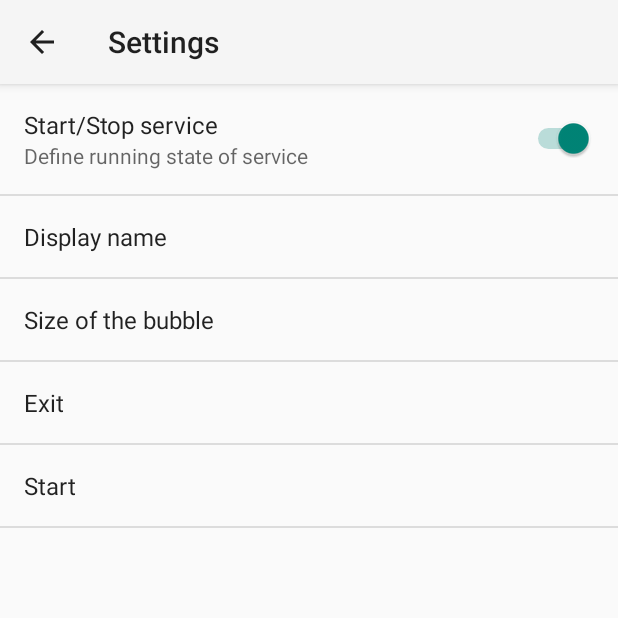
After one commit to JollyJumper88/PricessLea, an Android app: the MyPreferenceActivity screen opened directly, with no data from a screen before it, on a phone screen of 412 x 824 dp, the top half of it. The commit adds this screen. Run offline under Robolectric (Android 15) with nearby library versions, the phone set to English and light mode, and no system bars.

Commit message:
added PreferenceFragment
communication between pref and Service
started with image scaling

```diff
--- /dev/null
+++ b/app/src/main/java/at/android/princesslea/MyPreferenceActivity.java
@@ -0,0 +1,310 @@
+package at.android.princesslea;
+
+
+import android.annotation.TargetApi;
+import android.content.Context;
+import android.content.Intent;
+import android.content.res.Configuration;
+import android.media.Ringtone;
+import android.media.RingtoneManager;
+import android.net.Uri;
+import android.os.Build;
+import android.os.Bundle;
+import android.preference.ListPreference;
+import android.preference.Preference;
+import android.preference.PreferenceActivity;
+import android.preference.PreferenceFragment;
+import android.preference.RingtonePreference;
+import android.preference.SwitchPreference;
+import android.text.TextUtils;
+import android.util.Log;
+import android.view.MenuItem;
+//import android.support.v4.app.NavUtils;
+
+
+/**
+ * A {@link PreferenceActivity} that presents a set of application settings. On
+ * handset devices, settings are presented as a single list. On tablets,
+ * settings are split by category, with category headers shown to the left of
+ * the list of settings.
+ * <p>
+ * See <a href="http://developer.android.com/design/patterns/settings.html">
+ * Android Design: Settings</a> for design guidelines and the <a
+ * href="http://developer.android.com/guide/topics/ui/settings.html">Settings
+ * API Guide</a> for more information on developing a Settings UI.
+ */
+public class MyPreferenceActivity extends PreferenceActivity {
+
+    private static String TAG = "pref_";
+
+    MyPreferenceFragment mpf;
+
+    @Override
+    protected void onCreate(final Bundle savedInstanceState)
+    {
+        super.onCreate(savedInstanceState);
+        mpf = new MyPreferenceFragment();
+        getFragmentManager().beginTransaction().replace(android.R.id.content, mpf).commit();
+    }
+
+
+
+/*
+    public static class MyPreferenceFragment extends PreferenceFragment
+    {
+        @Override
+        public void onCreate(final Bundle savedInstanceState)
+        {
+            super.onCreate(savedInstanceState);
+            addPreferencesFromResource(R.xml.pref_general);
+
+            // bindPreferenceSummaryToValue(findPreference("service_switch"));
+
+            findPreference("service_switch").setOnPreferenceChangeListener(listener);
+            findPreference("name").setOnPreferenceChangeListener(listener);
+
+
+            findPreference("exit").setOnPreferenceClickListener(clickListener);
+
+            findPreference("start").setOnPreferenceClickListener(clickListener);
+
+        }
+    }
+
+    public static Preference.OnPreferenceClickListener clickListener = new Preference.OnPreferenceClickListener() {
+        @Override
+        public boolean onPreferenceClick(Preference preference) {
+            switch (preference.getKey()) {
+                case "service_switch":
+                    break;
+                case "exit":
+                    Log.d(TAG, "aaaaaaaaaaaaaa");
+                    sendBroadcast(new Intent("abc"));
+                    //
+                    break;
+                case "start":
+                    break;
+            }
+            return false;
+        }
+
+
+    };
+
+
+    public static Preference.OnPreferenceChangeListener listener = new Preference.OnPreferenceChangeListener() {
+        @Override
+        public boolean onPreferenceChange(Preference preference, Object value) {
+            String stringValue = value.toString();
+            Log.d(TAG, "onPreferenceChange: " + preference.getKey());
+//            if (preference.getKey().equalsIgnoreCase("service_switch")) {
+//
+//            }
+            switch (preference.getKey()) {
+                case "service_switch":
+                    break;
+                case "exit":
+                    Log.d(TAG, "aaaaaaaaaaaaaa");
+                    break;
+                case "start":
+                    break;
+            }
+
+
+//            if (preference instanceof ListPreference) {
+//                // For list preferences, look up the correct display value in
+//                // the preference's 'entries' list.
+//                ListPreference listPreference = (ListPreference) preference;
+//                int index = listPreference.findIndexOfValue(stringValue);
+//
+//                // Set the summary to reflect the new value.
+//                preference.setSummary(
+//                        index >= 0
+//                                ? listPreference.getEntries()[index]
+//                                : null);
+//
+//            } else if (preference instanceof RingtonePreference) {
+//                // For ringtone preferences, look up the correct display value
+//                // using RingtoneManager.
+//                if (TextUtils.isEmpty(stringValue)) {
+//                    // Empty values correspond to 'silent' (no ringtone).
+//                    preference.setSummary(R.string.pref_ringtone_silent);
+//
+//                } else {
+//                    Ringtone ringtone = RingtoneManager.getRingtone(
+//                            preference.getContext(), Uri.parse(stringValue));
+//
+//                    if (ringtone == null) {
+//                        // Clear the summary if there was a lookup error.
+//                        preference.setSummary(null);
+//                    } else {
+//                        // Set the summary to reflect the new ringtone display
+//                        // name.
+//                        String name = ringtone.getTitle(preference.getContext());
+//                        preference.setSummary(name);
+//                    }
+//                }
+//
+//            } else {
+//                // For all other preferences, set the summary to the value's
+//                // simple string representation.
+//                preference.setSummary(stringValue);
+//            }
+            return true;
+        }
+    };
+*/
+    /**
+     * Helper method to determine if the device has an extra-large screen. For
+     * example, 10" tablets are extra-large.
+     */
+    private static boolean isXLargeTablet(Context context) {
+        return (context.getResources().getConfiguration().screenLayout
+                & Configuration.SCREENLAYOUT_SIZE_MASK) >= Configuration.SCREENLAYOUT_SIZE_XLARGE;
+    }
+
+    /**
+     * Binds a preference's summary to its value. More specifically, when the
+     * preference's value is changed, its summary (line of text below the
+     * preference title) is updated to reflect the value. The summary is also
+     * immediately updated upon calling this method. The exact display format is
+     * dependent on the type of preference.
+     *
+     * @see #
+     */
+//    private static void bindPreferenceSummaryToValue(Preference preference) {
+//        // Set the listener to watch for value changes.
+//        preference.setOnPreferenceChangeListener(listener);
+//
+//        // Trigger the listener immediately with the preference's
+//        // current value.
+////        listener.onPreferenceChange(preference,
+////                PreferenceManager
+////                        .getDefaultSharedPreferences(preference.getContext())
+////                        .getString(preference.getKey(), ""));
+//    }
+
+
+    @Override
+    public boolean onMenuItemSelected(int featureId, MenuItem item) {
+        int id = item.getItemId();
+        if (id == android.R.id.home) {
+            if (!super.onMenuItemSelected(featureId, item)) {
+//                NavUtils.navigateUpFromSameTask(this);
+            }
+            return true;
+        }
+        return super.onMenuItemSelected(featureId, item);
+    }
+
+    /**
+     * {@inheritDoc}
+     */
+    @Override
+    public boolean onIsMultiPane() {
+        return isXLargeTablet(this);
+    }
+
+    /**
+     * This method stops fragment injection in malicious applications.
+     * Make sure to deny any unknown fragments here.
+     */
+    /*
+    protected boolean isValidFragment(String fragmentName) {
+        return PreferenceFragment.class.getName().equals(fragmentName)
+                || GeneralPreferenceFragment.class.getName().equals(fragmentName)
+                || DataSyncPreferenceFragment.class.getName().equals(fragmentName)
+                || NotificationPreferenceFragment.class.getName().equals(fragmentName);
+    }
+*/
+    /**
+     * This fragment shows general preferences only. It is used when the
+     * activity is showing a two-pane settings UI.
+     */
+//    @TargetApi(Build.VERSION_CODES.HONEYCOMB)
+//    public static class GeneralPreferenceFragment extends PreferenceFragment {
+//        @Override
+//        public void onCreate(Bundle savedInstanceState) {
+//            super.onCreate(savedInstanceState);
+//            addPreferencesFromResource(R.xml.pref_general);
+//            setHasOptionsMenu(true);
+//
+//            // Bind the summaries of EditText/List/Dialog/Ringtone preferences
+//            // to their values. When their values change, their summaries are
+//            // updated to reflect the new value, per the Android Design
+//            // guidelines.
+//            bindPreferenceSummaryToValue(findPreference("example_text"));
+//            bindPreferenceSummaryToValue(findPreference("example_list"));
+//        }
+//
+//        @Override
+//        public boolean onOptionsItemSelected(MenuItem item) {
+//            int id = item.getItemId();
+//            if (id == android.R.id.home) {
+//                startActivity(new Intent(getActivity(), MyPreferenceActivity.class));
+//                return true;
+//            }
+//            return super.onOptionsItemSelected(item);
+//        }
+//    }
+//
+//    /**
+//     * This fragment shows notification preferences only. It is used when the
+//     * activity is showing a two-pane settings UI.
+//     */
+//    @TargetApi(Build.VERSION_CODES.HONEYCOMB)
+//    public static class NotificationPreferenceFragment extends PreferenceFragment {
+//        @Override
+//        public void onCreate(Bundle savedInstanceState) {
+//            super.onCreate(savedInstanceState);
+//            addPreferencesFromResource(R.xml.pref_notification);
+//            setHasOptionsMenu(true);
+//
+//            // Bind the summaries of EditText/List/Dialog/Ringtone preferences
+//            // to their values. When their values change, their summaries are
+//            // updated to reflect the new value, per the Android Design
+//            // guidelines.
+//            bindPreferenceSummaryToValue(findPreference("notifications_new_message_ringtone"));
+//        }
+//
+//        @Override
+//        public boolean onOptionsItemSelected(MenuItem item) {
+//            int id = item.getItemId();
+//            if (id == android.R.id.home) {
+//                startActivity(new Intent(getActivity(), MyPreferenceActivity.class));
+//                return true;
+//            }
+//            return super.onOptionsItemSelected(item);
+//        }
+//    }
+//
+//    /**
+//     * This fragment shows data and sync preferences only. It is used when the
+//     * activity is showing a two-pane settings UI.
+//     */
+//    @TargetApi(Build.VERSION_CODES.HONEYCOMB)
+//    public static class DataSyncPreferenceFragment extends PreferenceFragment {
+//        @Override
+//        public void onCreate(Bundle savedInstanceState) {
+//            super.onCreate(savedInstanceState);
+//            addPreferencesFromResource(R.xml.pref_data_sync);
+//            setHasOptionsMenu(true);
+//
+//            // Bind the summaries of EditText/List/Dialog/Ringtone preferences
+//            // to their values. When their values change, their summaries are
+//            // updated to reflect the new value, per the Android Design
+//            // guidelines.
+//            bindPreferenceSummaryToValue(findPreference("sync_frequency"));
+//        }
+//
+//        @Override
+//        public boolean onOptionsItemSelected(MenuItem item) {
+//            int id = item.getItemId();
+//            if (id == android.R.id.home) {
+//                startActivity(new Intent(getActivity(), MyPreferenceActivity.class));
+//                return true;
+//            }
+//            return super.onOptionsItemSelected(item);
+//        }
+//    }
+}
--- /dev/null
+++ b/app/src/main/java/at/android/princesslea/MyPreferenceFragment.java
@@ -0,0 +1,54 @@
+package at.android.princesslea;
+
+import android.content.Intent;
+import android.os.Bundle;
+import android.preference.Preference;
+import android.preference.PreferenceFragment;
+import android.util.Log;
+
+
+public class MyPreferenceFragment extends PreferenceFragment {
+    String TAG = "mpf";
+    @Override
+    public void onCreate(Bundle savedInstanceState) {
+        super.onCreate(savedInstanceState);
+
+
+        addPreferencesFromResource(R.xml.pref_general);
+
+        // bindPreferenceSummaryToValue(findPreference("service_switch"));
+
+//        findPreference("service_switch").setOnPreferenceChangeListener(listener);
+//        findPreference("name").setOnPreferenceChangeListener(listener);
+//
+//
+        findPreference("exit").setOnPreferenceClickListener(clickListener);
+//
+        findPreference("start").setOnPreferenceClickListener(clickListener);
+
+
+    }
+
+    Preference.OnPreferenceClickListener clickListener = new Preference.OnPreferenceClickListener() {
+        @Override
+        public boolean onPreferenceClick(Preference preference) {
+            Intent i;
+            switch (preference.getKey()) {
+                case "service_switch":
+                    break;
+                case "exit":
+                    Log.d(TAG, "aaaaaaaaaaaaaa");
+                    i = new Intent("pref_broadcast");
+                    i.putExtra("action", "exit");
+                    getContext().sendBroadcast(i);
+                    break;
+                case "start":
+                    i = new Intent("pref_broadcast");
+                    i.putExtra("action", "size1.5");
+                    getContext().sendBroadcast(i);
+                    break;
+            }
+            return false;
+        }
+    };
+}
--- a/app/src/main/res/values/strings.xml
+++ b/app/src/main/res/values/strings.xml
@@ -3,4 +3,78 @@
 
     <string name="hello_world">Hello world!</string>
     <string name="action_settings">Settings</string>
+    <string name="title_activity_settings">Settings</string>
+    <string name="pref_exit">Exit</string>
+
+    <!-- Strings related to Settings -->
+
+    <!-- Example General settings -->
+    <string name="pref_header_general">General</string>
+
+    <string name="pref_service_title">Start/Stop service</string>
+    <string name="pref_service">Define running state of service</string>
+
+    <string name="pref_title_display_name">Display name</string>
+    <string name="pref_default_display_name">Lea</string>
+
+    <string name="pref_size">Size of the bubble</string>
+    <string-array name="pref_size_titles">
+        <item>Small</item>
+        <item>Medium</item>
+        <item>Large</item>
+    </string-array>
+    <string-array name="pref_size_values">
+        <item>1</item>
+        <item>1.5</item>
+        <item>2</item>
+    </string-array>
+
+    <!-- Example settings for Data & Sync -->
+    <string name="pref_header_data_sync">Data &amp; sync</string>
+
+    <string name="pref_title_sync_frequency">Sync frequency</string>
+    <string-array name="pref_sync_frequency_titles">
+        <item>15 minutes</item>
+        <item>30 minutes</item>
+        <item>1 hour</item>
+        <item>3 hours</item>
+        <item>6 hours</item>
+        <item>Never</item>
+    </string-array>
+    <string-array name="pref_sync_frequency_values">
+        <item>15</item>
+        <item>30</item>
+        <item>60</item>
+        <item>180</item>
+        <item>360</item>
+        <item>-1</item>
+    </string-array>
+
+    <string-array name="list_preference_entries">
+        <item>Entry 1</item>
+        <item>Entry 2</item>
+        <item>Entry 3</item>
+    </string-array>
+
+    <string-array name="list_preference_entry_values">
+        <item>1</item>
+        <item>2</item>
+        <item>3</item>
+    </string-array>
+
+    <string-array name="multi_select_list_preference_default_value" />
+
+    <string name="pref_title_system_sync_settings">System sync settings</string>
+
+    <!-- Example settings for Notifications -->
+    <string name="pref_header_notifications">Notifications</string>
+
+    <string name="pref_title_new_message_notifications">New message notifications</string>
+
+    <string name="pref_title_ringtone">Ringtone</string>
+    <string name="pref_ringtone_silent">Silent</string>
+
+    <string name="pref_title_vibrate">Vibrate</string>
+    <string name="pref_start">Start</string>
+
 </resources>
--- /dev/null
+++ b/app/src/main/res/xml/pref_data_sync.xml
@@ -0,0 +1,21 @@
+<PreferenceScreen xmlns:android="http://schemas.android.com/apk/res/android">
+
+    <!-- NOTE: Hide buttons to simplify the UI. Users can touch outside the dialog to
+         dismiss it. -->
+    <!-- NOTE: ListPreference's summary should be set to its value by the activity code. -->
+    <ListPreference
+        android:defaultValue="180"
+        android:entries="@array/pref_sync_frequency_titles"
+        android:entryValues="@array/pref_sync_frequency_values"
+        android:key="sync_frequency"
+        android:negativeButtonText="@null"
+        android:positiveButtonText="@null"
+        android:title="@string/pref_title_sync_frequency" />
+
+    <!-- This preference simply launches an intent when selected. Use this UI sparingly, per
+         design guidelines. -->
+    <Preference android:title="@string/pref_title_system_sync_settings">
+        <intent android:action="android.settings.SYNC_SETTINGS" />
+    </Preference>
+
+</PreferenceScreen>
--- /dev/null
+++ b/app/src/main/res/xml/pref_general.xml
@@ -0,0 +1,40 @@
+<PreferenceScreen xmlns:android="http://schemas.android.com/apk/res/android">
+
+    <SwitchPreference
+        android:defaultValue="true"
+        android:key="service_switch"
+        android:summary="@string/pref_service"
+        android:title="@string/pref_service_title" />
+
+    <!-- NOTE: EditTextPreference accepts EditText attributes. -->
+    <!-- NOTE: EditTextPreference's summary should be set to its value by the activity code. -->
+    <EditTextPreference
+        android:capitalize="words"
+        android:defaultValue="@string/pref_default_display_name"
+        android:inputType="textCapWords"
+        android:key="name"
+        android:maxLines="1"
+        android:selectAllOnFocus="true"
+        android:singleLine="true"
+        android:title="@string/pref_title_display_name" />
+
+    <!-- NOTE: Hide buttons to simplify the UI. Users can touch outside the dialog to
+         dismiss it. -->
+    <!-- NOTE: ListPreference's summary should be set to its value by the activity code. -->
+    <ListPreference
+        android:defaultValue="1"
+        android:entries="@array/pref_size_titles"
+        android:entryValues="@array/pref_size_values"
+        android:key="size_list"
+        android:negativeButtonText="@null"
+        android:positiveButtonText="@null"
+        android:title="@string/pref_size" />
+
+
+    <Preference android:title="@string/pref_exit" android:key="exit">
+    </Preference>
+
+    <Preference android:title="@string/pref_start" android:key="start">
+    </Preference>
+
+</PreferenceScreen>
--- /dev/null
+++ b/app/src/main/res/xml/pref_notification.xml
@@ -0,0 +1,27 @@
+<PreferenceScreen xmlns:android="http://schemas.android.com/apk/res/android">
+
+    <!-- A 'parent' preference, which enables/disables child preferences (below)
+         when checked/unchecked. -->
+    <SwitchPreference
+        android:defaultValue="true"
+        android:key="notifications_new_message"
+        android:title="@string/pref_title_new_message_notifications" />
+
+    <!-- Allows the user to choose a ringtone in the 'notification' category. -->
+    <!-- NOTE: This preference will be enabled only when the checkbox above is checked. -->
+    <!-- NOTE: RingtonePreference's summary should be set to its value by the activity code. -->
+    <RingtonePreference
+        android:defaultValue="content://settings/system/notification_sound"
+        android:dependency="notifications_new_message"
+        android:key="notifications_new_message_ringtone"
+        android:ringtoneType="notification"
+        android:title="@string/pref_title_ringtone" />
+
+    <!-- NOTE: This preference will be enabled only when the checkbox above is checked. -->
+    <SwitchPreference
+        android:defaultValue="true"
+        android:dependency="notifications_new_message"
+        android:key="notifications_new_message_vibrate"
+        android:title="@string/pref_title_vibrate" />
+
+</PreferenceScreen>
```
Also changed, not shown: app/src/main/AndroidManifest.xml (+12 -4 lines), app/src/main/java/at/android/princesslea/FloatingFaceBubbleService.java (+69 -7 lines), app/src/main/java/at/android/princesslea/MyImageView.java (+57 -6 lines), app/src/main/res/drawable/ic_info_black_24dp.xml (added, +9 -0 lines), app/src/main/res/drawable/ic_notifications_black_24dp.xml (added, +9 -0 lines), app/src/main/res/drawable/ic_sync_black_24dp.xml (added, +9 -0 lines), app/src/main/res/xml/pref_headers.xml (added, +20 -0 lines).
